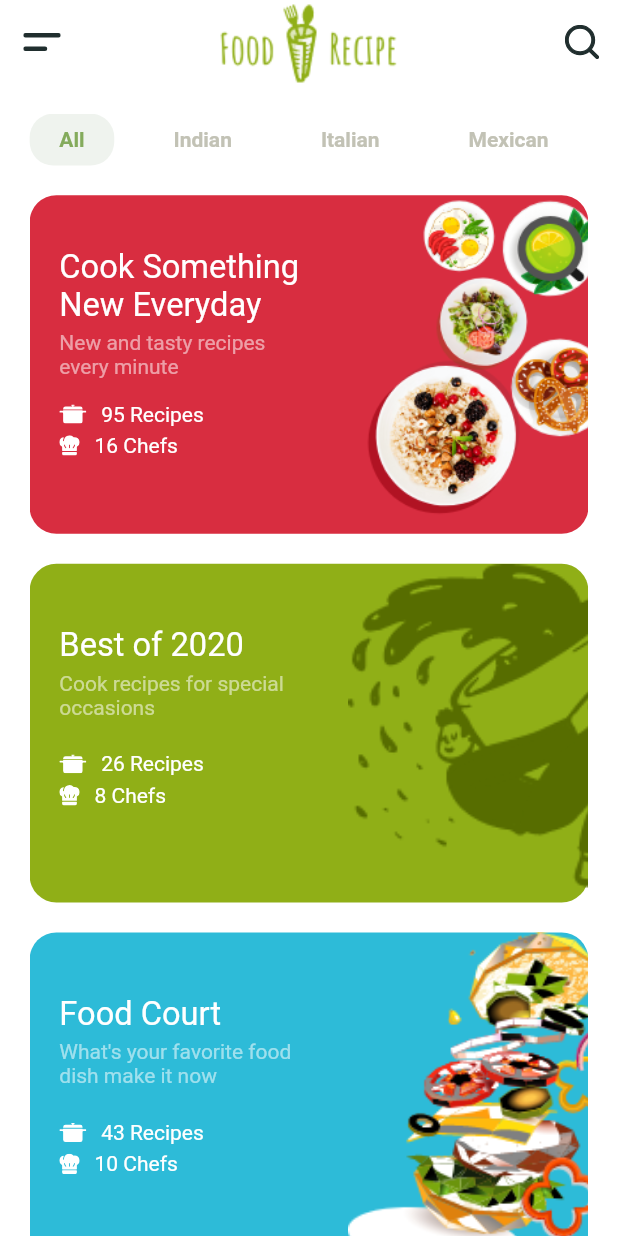
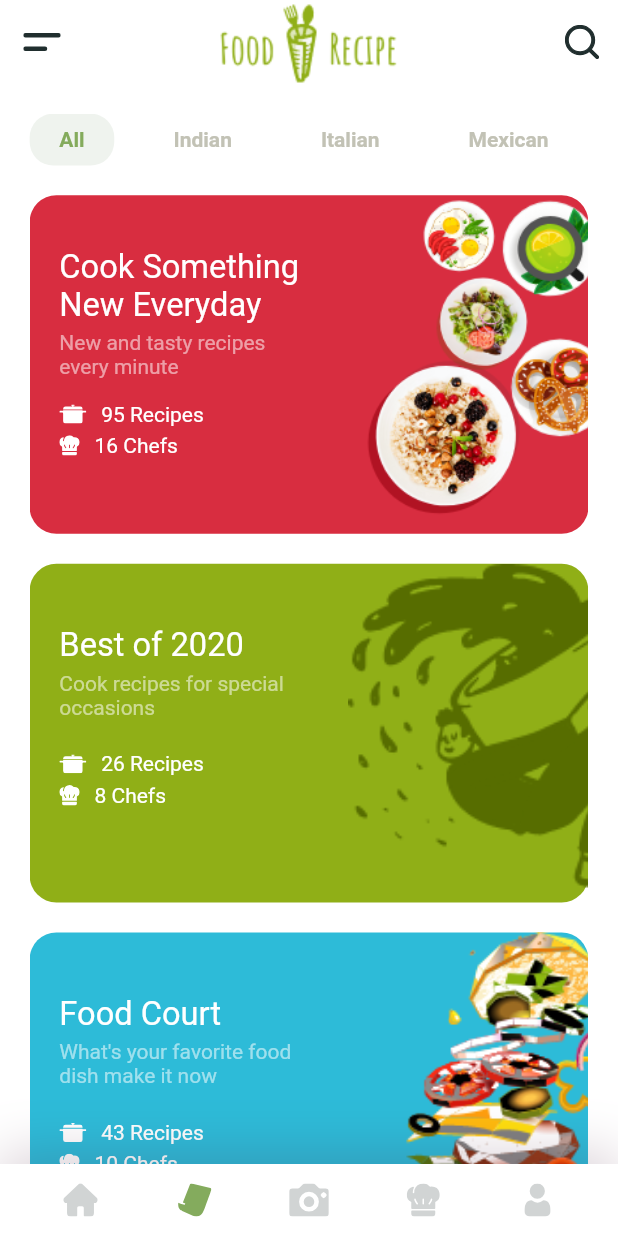
Before and after one commit to truonghm0703/Recipe-App, a Flutter app: the screen it shows after launch, on a phone screen of 412 x 824 dp. Run offline on Flutter 3.47's test engine with Material 2 defaults, Android fonts, the phone set to English and light mode, and no system bars; our stand-ins replace flutter_svg.

Commit message:
Bottom Nav Bar

```diff
--- a/recipe_application/lib/Models/NavItem.dart
+++ b/recipe_application/lib/Models/NavItem.dart
@@ -1,4 +1,5 @@
 import 'package:flutter/material.dart';
+import 'package:recipeapplication/Screens/home/home_screen.dart';
 
 class NavItem {
   final int id;
@@ -8,9 +9,41 @@ class NavItem {
   NavItem({this.id, this.icon, this.destination});
 
   bool destinationChecker() {
-      if (destination != null) {
-        return true;
-      }
-      return false;
+    if (destination != null) {
+      return true;
+    }
+    return false;
   }
 }
+
+class NavItems extends ChangeNotifier {
+  int selectedIndex = 1;
+  List<NavItem> items = [
+    NavItem(
+      id: 1,
+      icon: "assets/icons/home.svg",
+      destination: HomeScreen(),
+    ),
+    NavItem(
+      id: 2,
+      icon: "assets/icons/list.svg",
+    ),
+    NavItem(
+      id: 3,
+      icon: "assets/icons/camera.svg",
+    ),
+    NavItem(
+      id: 4,
+      icon: "assets/icons/chef_nav.svg",
+    ),
+    NavItem(
+      id: 5,
+      icon: "assets/icons/user.svg",
+    ),
+  ];
+
+  changeNavIndex({int index}) {
+    selectedIndex = index;
+    notifyListeners();
+  }
+}
--- a/recipe_application/lib/Screens/home/home_screen.dart
+++ b/recipe_application/lib/Screens/home/home_screen.dart
@@ -1,6 +1,7 @@
 import 'package:flutter/material.dart';
 import 'package:flutter_svg/flutter_svg.dart';
 import 'package:recipeapplication/Screens/home/components/body.dart';
+import 'package:recipeapplication/components/my_bottom_nav_bar.dart';
 import 'package:recipeapplication/size_config.dart';
 
 class HomeScreen extends StatelessWidget {
@@ -10,6 +11,7 @@ class HomeScreen extends StatelessWidget {
     return Scaffold(
       appBar: buildAppBar(),
       body: Body(),
+      bottomNavigationBar: MyBottomBar(),
     );
   }
 
--- /dev/null
+++ b/recipe_application/lib/components/my_bottom_nav_bar.dart
@@ -0,0 +1,59 @@
+import 'package:flutter/material.dart';
+import 'package:flutter_svg/flutter_svg.dart';
+import 'package:provider/provider.dart';
+import 'package:recipeapplication/Models/NavItem.dart';
+import 'package:recipeapplication/constants.dart';
+import 'package:recipeapplication/size_config.dart';
+
+class MyBottomBar extends StatelessWidget {
+  @override
+  Widget build(BuildContext context) {
+    double defaultSize = SizeConfig.defaultSize;
+    return Consumer<NavItems>(
+      builder: (context, navItems, child) => Container(
+        padding: EdgeInsets.symmetric(horizontal: defaultSize * 3),
+        decoration: BoxDecoration(color: Colors.white, boxShadow: [
+          BoxShadow(
+            offset: Offset(0, -7),
+            blurRadius: 30,
+            color: Color(0xFF481A39).withOpacity(0.2),
+          ),
+        ]),
+        child: SafeArea(
+          child: Row(
+            mainAxisAlignment: MainAxisAlignment.spaceBetween,
+            children: List.generate(
+              navItems.items.length,
+                  (index) => buildIconNavItem(
+                isActive: navItems.selectedIndex == index ? true : false,
+                icon: navItems.items[index].icon,
+                press: () {
+                  navItems.changeNavIndex(index: index);
+                  if (navItems.items[index].destinationChecker())
+                    Navigator.push(
+                      context,
+                      MaterialPageRoute(
+                        builder: (context) => navItems.items[index].destination,
+                      ),
+                    );
+                },
+              ),
+            ),
+          ),
+        ),
+      ),
+    );
+  }
+
+  IconButton buildIconNavItem(
+      {String icon, Function press, bool isActive = false}) {
+    return IconButton(
+      icon: SvgPicture.asset(
+        icon,
+        color: isActive ? kPrimaryColor : Color(0xFFD1D4D4),
+        height: 22,
+      ),
+      onPressed: press,
+    );
+  }
+}
--- a/recipe_application/lib/main.dart
+++ b/recipe_application/lib/main.dart
@@ -1,5 +1,8 @@
 import 'package:flutter/material.dart';
+import 'package:provider/provider.dart';
 import 'package:recipeapplication/Screens/home/home_screen.dart';
+
+import 'Models/NavItem.dart';
 
 void main() {
   runApp(MyApp());
@@ -9,7 +12,8 @@ class MyApp extends StatelessWidget {
   // This widget is the root of your application.
   @override
   Widget build(BuildContext context) {
-    return MaterialApp(
+    return ChangeNotifierProvider(
+      child: MaterialApp(
         title: 'Recipe App',
         debugShowCheckedModeBanner: false,
         theme: ThemeData(
@@ -20,6 +24,8 @@ class MyApp extends StatelessWidget {
           visualDensity: VisualDensity.adaptivePlatformDensity,
         ),
         home: HomeScreen(),
+      ),
+      create: (context) => NavItems(),
     );
   }
 }
```
Lines whose indentation alone changed are shown as unchanged.
